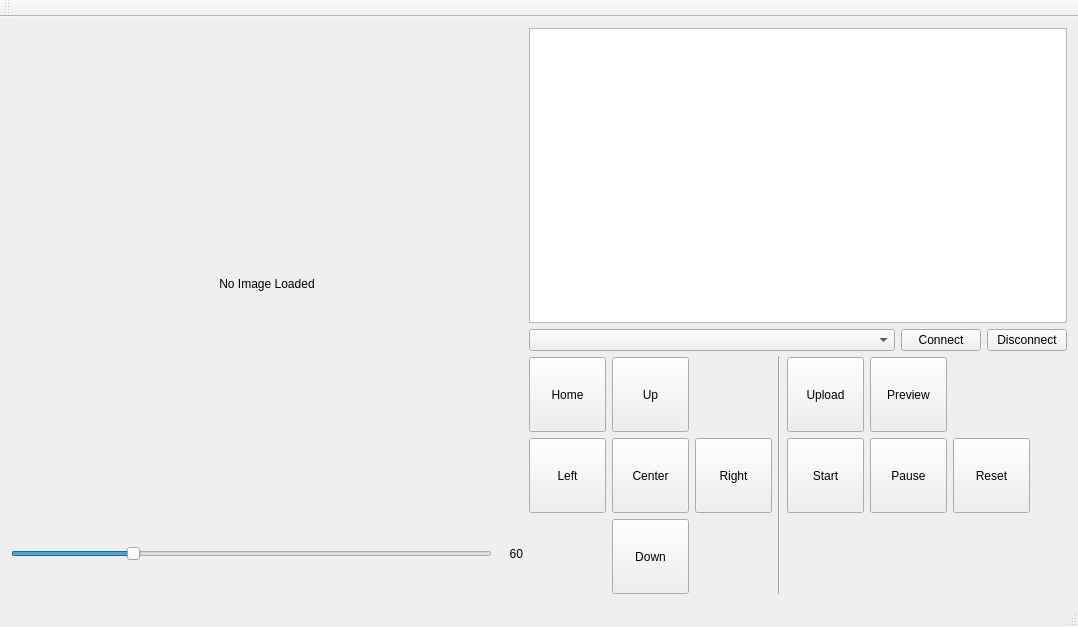
The window that EzGraverUi/mainwindow.ui (camrein/EzGraver) describes before a commit, drawn with Qt 5.
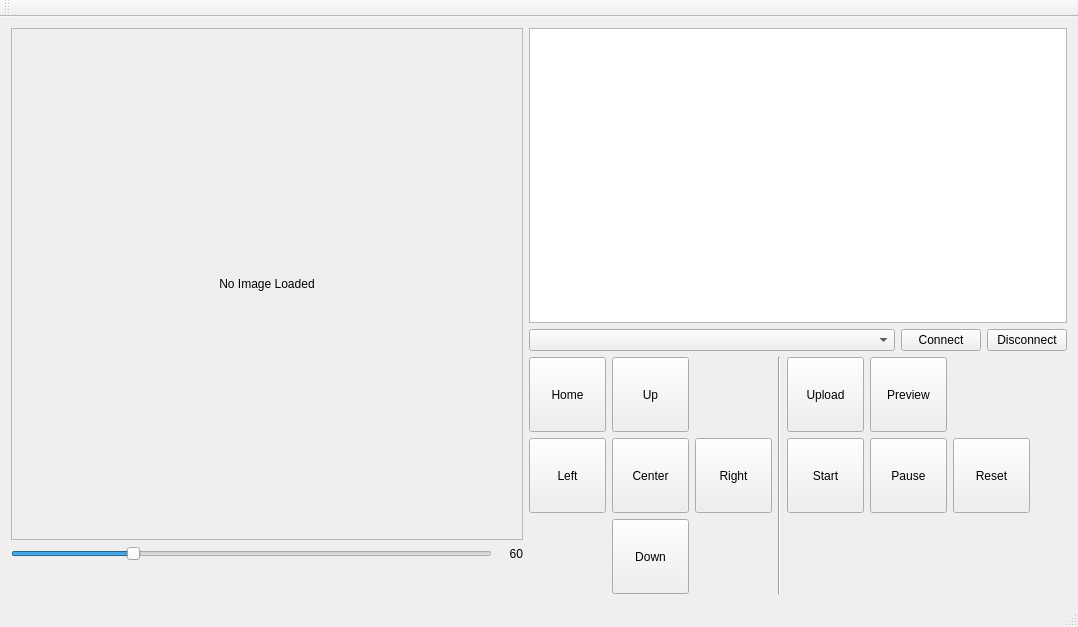
The same window after the commit. Custom widgets are drawn as their Qt base class.

Commit message: Added border around image.

Patch:
```diff
--- a/EzGraverUi/mainwindow.ui
+++ b/EzGraverUi/mainwindow.ui
@@ -31,6 +31,9 @@
           <height>512</height>
          </size>
         </property>
+        <property name="frameShape">
+         <enum>QFrame::StyledPanel</enum>
+        </property>
         <property name="text">
          <string>No Image Loaded</string>
         </property>
```
